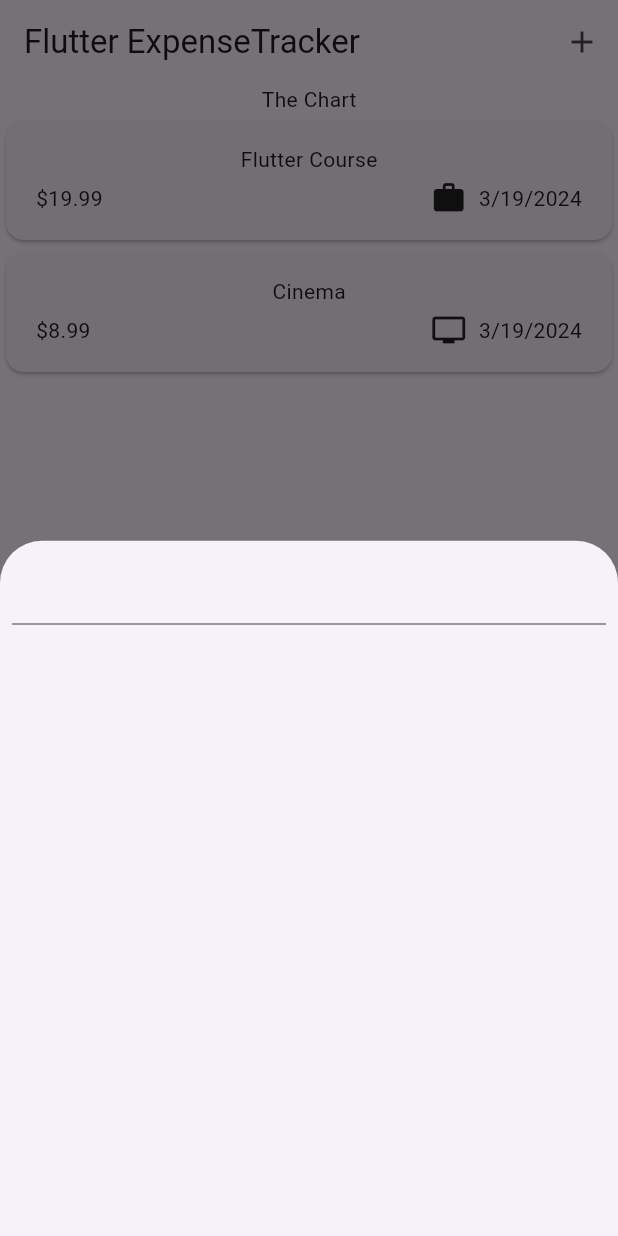
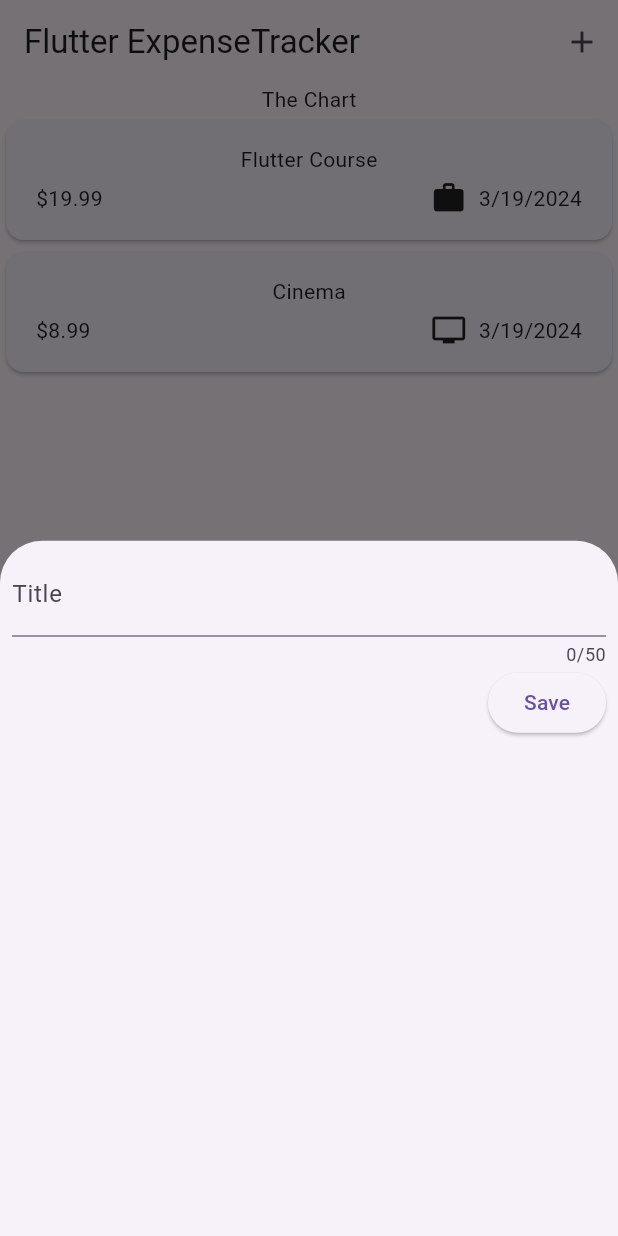
Before and after one commit to selimxyay/expense_tracker_app, a Flutter app: the screen it shows after launch, after a tap on the "add" icon, on a phone screen of 412 x 824 dp. Run offline on Flutter 3.47's test engine with Material 3 defaults, Android fonts, the phone set to English and light mode, and no system bars.

Commit message:
added text field and TextEditingController

```diff
--- a/lib/components/add_expense.dart
+++ b/lib/components/add_expense.dart
@@ -8,13 +8,29 @@ class AddExpense extends StatefulWidget {
 }
 
 class _AddExpenseState extends State<AddExpense> {
+  final _expenseTitleController = TextEditingController();
+
   @override
   Widget build(BuildContext context) {
-    return const Padding(
-      padding: EdgeInsets.all(8.0),
+    return Padding(
+      padding: const EdgeInsets.all(8.0),
       child: Column(
         children: [
-          TextField(),
+          TextField(
+            controller: _expenseTitleController,
+            maxLength: 50,
+            decoration: const InputDecoration(
+              label: Text("Title"),
+            ),
+          ),
+          Row(
+            mainAxisAlignment: MainAxisAlignment.end,
+            children: [
+              ElevatedButton(onPressed: () {
+                print(_expenseTitleController.text);
+              }, child: const Text("Save")),
+            ],
+          ),
         ],
       ),
     );
--- a/lib/main.dart
+++ b/lib/main.dart
@@ -12,6 +12,7 @@ class MyApp extends StatelessWidget {
   @override
   Widget build(BuildContext context) {
     return const MaterialApp(
+      debugShowCheckedModeBanner: false,
       home: HomePage(),
     );
   }
```
